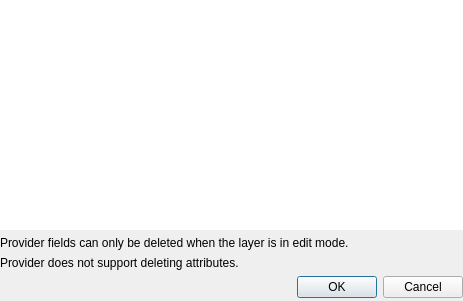
Above: src/ui/qgsdelattrdialogbase.ui from qgis/QGIS before the change. Below: the same form after it.
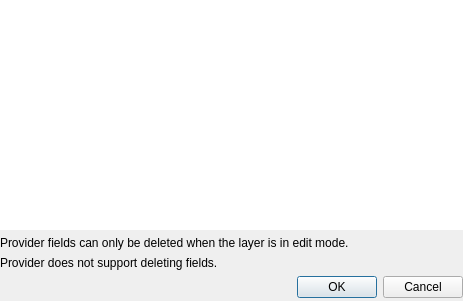
That is the form after the change.

```diff
--- a/src/ui/qgsdelattrdialogbase.ui
+++ b/src/ui/qgsdelattrdialogbase.ui
@@ -53,7 +53,7 @@
    <item row="2" column="0">
     <widget class="QLabel" name="mCanDeleteAttributesInfo">
      <property name="text">
-      <string>Provider does not support deleting attributes.</string>
+      <string>Provider does not support deleting fields.</string>
      </property>
     </widget>
    </item>
```
Left out of the diff: 2 changed lines with no effect on the pictures.
